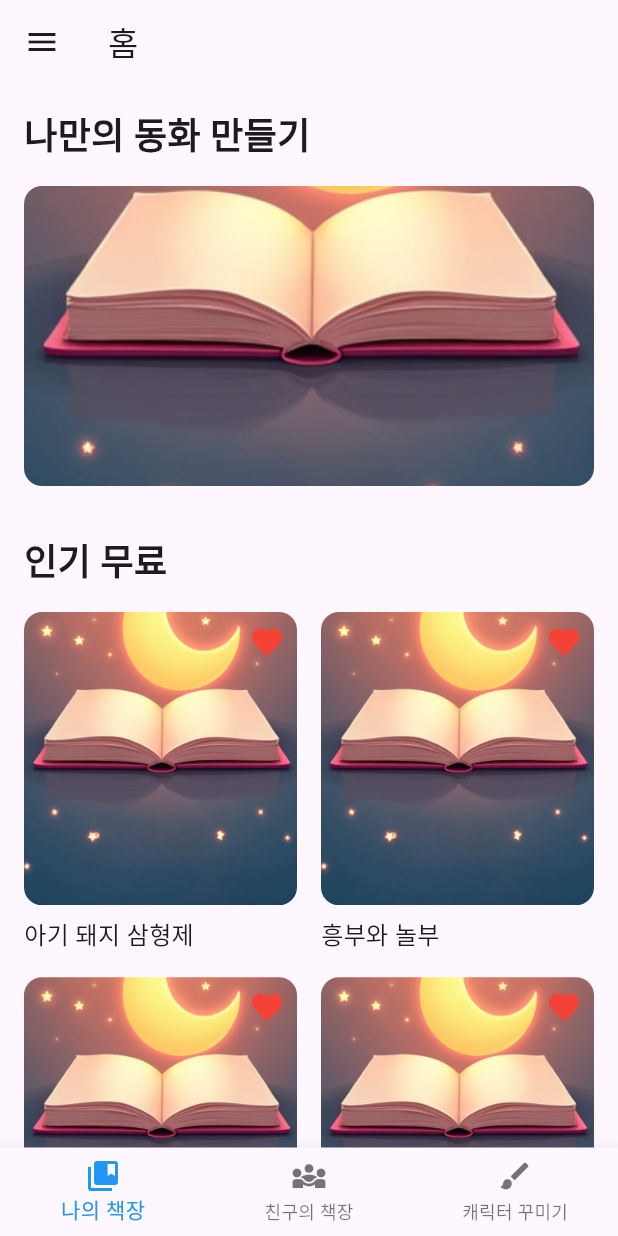
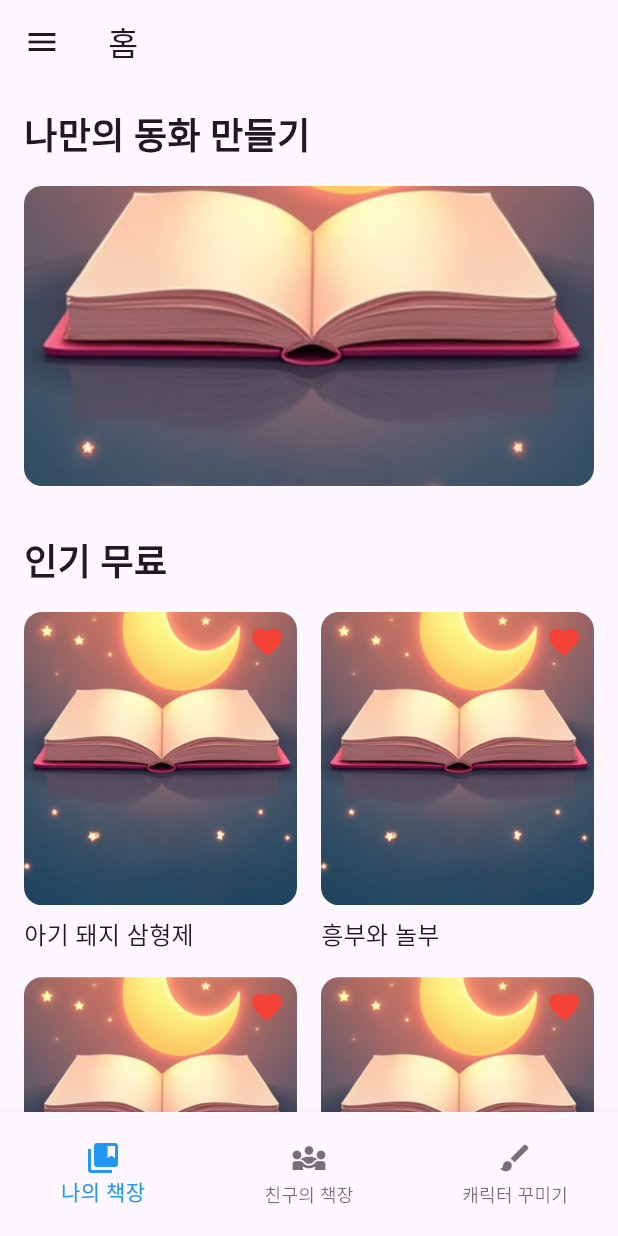
Before and after one commit to SeongJae999/dreamingStory, a Flutter app: the HomePage screen opened directly, on a phone screen of 412 x 824 dp. Run offline on Flutter 3.47's test engine with Material 3 defaults, Android fonts, the phone set to English and light mode, and no system bars; our stand-ins replace audioplayers, firebase_auth, firebase_core, flutter_dotenv, google_sign_in, shared_preferences; accounts and stored records are empty.

Commit message:
하단바/가로모드/배경음악

```diff
--- a/flutter/lib/pages/home.dart
+++ b/flutter/lib/pages/home.dart
@@ -166,7 +166,12 @@ class HomePage extends StatelessWidget {
           ),
         ),
       ),
-      bottomNavigationBar: BottomNavigationBar(
+      bottomNavigationBar: LayoutBuilder(
+        builder: (context, constraints) {
+          double height = constraints.maxHeight * 0.1; // 화면 높이의 10%
+          return Container(
+            height: height,
+            child: BottomNavigationBar(
               items: const <BottomNavigationBarItem>[
                 BottomNavigationBarItem(
                   icon: Icon(Icons.collections_bookmark),
@@ -185,6 +190,9 @@ class HomePage extends StatelessWidget {
               selectedItemColor: Colors.blue,
               onTap: (index) {
                 // 하단바 아이템 클릭 시 동작 구현 필요
+              },
+            ),
+          );
         },
       ),
     );
--- a/flutter/pubspec.yaml
+++ b/flutter/pubspec.yaml
@@ -67,6 +67,7 @@ flutter:
 
   assets:
     - assets/images/
+    - assets/audios/
     - .env
   # To add assets to your application, add an assets section, like this:
   # assets:
```
Also changed, not shown: flutter/lib/pages/onboarding_main.dart (+25 -0 lines), flutter/lib/pages/storyGenerate/story_display_page.dart (+13 -0 lines), 2 other files. Lines whose indentation alone changed are shown as unchanged.
